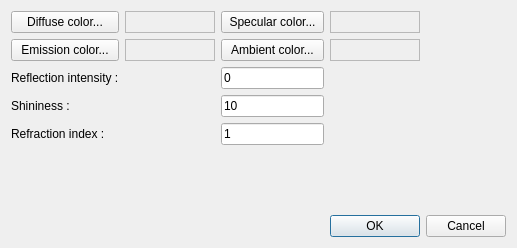
TomClabault/RayTracerCPP, file tp2/projets/QT/editMaterialDialog.ui: the form before one commit.
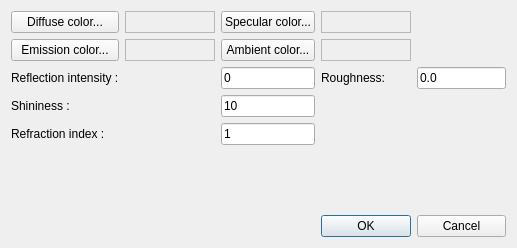
The form after the commit. Custom widgets are drawn as their Qt base class.

```diff
--- a/tp2/projets/QT/editMaterialDialog.ui
+++ b/tp2/projets/QT/editMaterialDialog.ui
@@ -209,6 +209,20 @@
      </property>
     </widget>
    </item>
+   <item row="2" column="4">
+    <widget class="QLineEdit" name="roughness_edit">
+     <property name="text">
+      <string>0.0</string>
+     </property>
+    </widget>
+   </item>
+   <item row="2" column="3">
+    <widget class="QLabel" name="roughness_label">
+     <property name="text">
+      <string>Roughness:</string>
+     </property>
+    </widget>
+   </item>
   </layout>
  </widget>
  <customwidgets>
```
